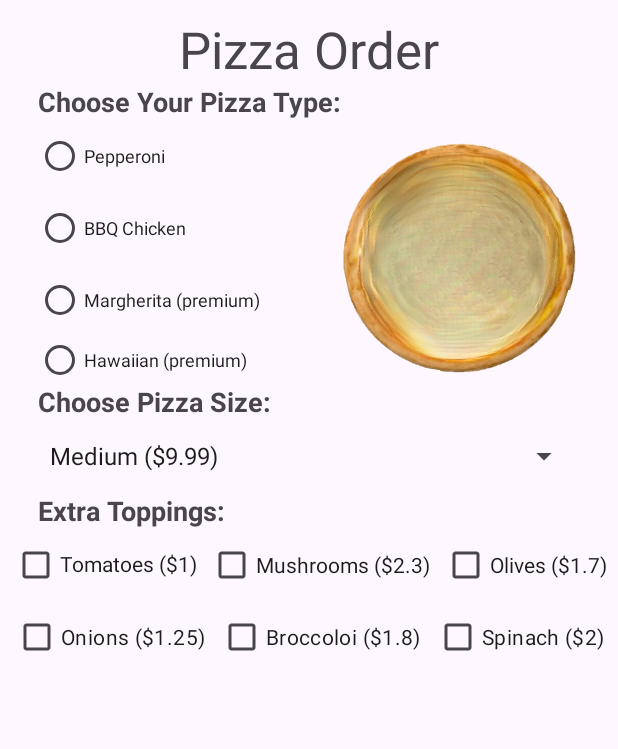
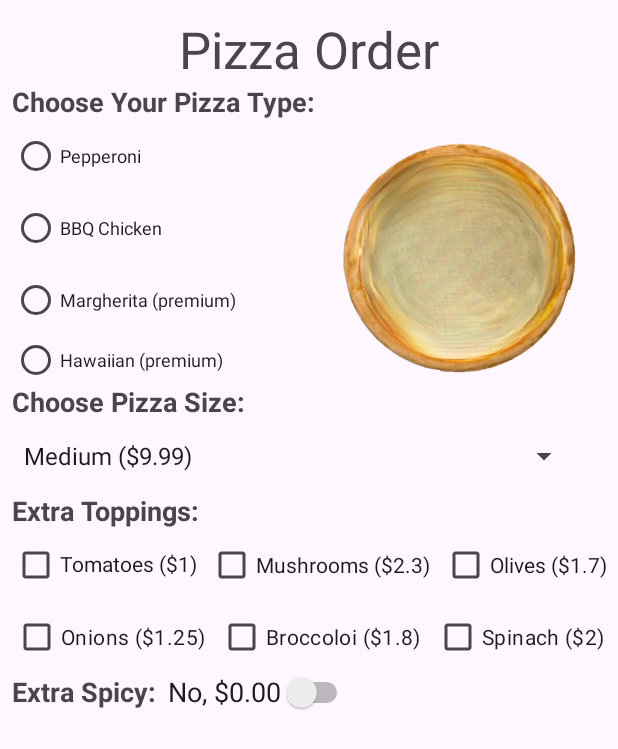
Before and after one commit to DallasLaComb/Pizza_Android_App, an Android app: the screen it shows after launch (MainActivity), on a phone screen of 412 x 824 dp. Shown: the top 749 px of the screen. Run offline under Robolectric (Android 15) with nearby library versions, the phone set to English and light mode, and no system bars.

Commit message:
Extra Spicy Switch Added

```diff
--- a/Homework2/app/src/main/res/layout/activity_main.xml
+++ b/Homework2/app/src/main/res/layout/activity_main.xml
@@ -22,7 +22,7 @@
         android:id="@+id/tv_choose_your_pizza_type"
         android:layout_width="wrap_content"
         android:layout_height="wrap_content"
-        android:layout_marginStart="25dp"
+        android:layout_marginStart="8dp"
         android:text="@string/choose_your_pizza_type"
         android:textAppearance="@style/TextAppearance.AppCompat.Medium"
         android:textStyle="bold"
@@ -33,7 +33,7 @@
         android:id="@+id/radioGroup"
         android:layout_width="200dp"
         android:layout_height="175dp"
-        android:layout_marginStart="24dp"
+        android:layout_marginStart="8dp"
         app:layout_constraintStart_toStartOf="parent"
         app:layout_constraintTop_toBottomOf="@+id/tv_choose_your_pizza_type">
 
@@ -89,7 +89,7 @@
         android:id="@+id/tv_choose_pizza_size"
         android:layout_width="wrap_content"
         android:layout_height="wrap_content"
-        android:layout_marginStart="25dp"
+        android:layout_marginStart="8dp"
         android:text="@string/choose_pizza_size"
         android:textAppearance="@style/TextAppearance.AppCompat.Medium"
         android:textStyle="bold"
@@ -100,7 +100,7 @@
         android:id="@+id/sp_choose_pizza_size"
         android:layout_width="0dp"
         android:layout_height="wrap_content"
-        android:layout_marginStart="25dp"
+        android:layout_marginStart="8dp"
         android:layout_marginEnd="25dp"
         android:minHeight="48dp"
         app:layout_constraintEnd_toEndOf="parent"
@@ -112,7 +112,7 @@
         android:id="@+id/tv_extra_toppings"
         android:layout_width="wrap_content"
         android:layout_height="wrap_content"
-        android:layout_marginStart="25dp"
+        android:layout_marginStart="8dp"
         android:text="@string/extra_toppings"
         android:textAppearance="@style/TextAppearance.AppCompat.Medium"
         android:textStyle="bold"
@@ -126,8 +126,7 @@
         android:includeFontPadding="false"
         android:text="Tomatoes ($1)"
         android:textAppearance="@style/TextAppearance.AppCompat.Small"
-        app:layout_constraintEnd_toStartOf="@+id/checkBox2"
-        app:layout_constraintStart_toStartOf="parent"
+        app:layout_constraintStart_toStartOf="@+id/tv_extra_toppings"
         app:layout_constraintTop_toBottomOf="@+id/tv_extra_toppings" />
 
     <CheckBox
@@ -177,4 +176,30 @@
         app:layout_constraintEnd_toEndOf="parent"
         app:layout_constraintStart_toEndOf="@+id/checkBox5" />
 
+    <TextView
+        android:id="@+id/tv_extra_spicy"
+        android:layout_width="wrap_content"
+        android:layout_height="wrap_content"
+        android:layout_marginStart="8dp"
+        android:layout_marginEnd="8dp"
+        android:text="@string/extra_spicy"
+        android:textAppearance="@style/TextAppearance.AppCompat.Medium"
+        android:textStyle="bold"
+        app:layout_constraintEnd_toStartOf="@+id/sw_extra_spicy"
+        app:layout_constraintHorizontal_bias="0.0"
+        app:layout_constraintStart_toStartOf="parent"
+        app:layout_constraintTop_toBottomOf="@+id/checkBox4" />
+
+    <Switch
+        android:id="@+id/sw_extra_spicy"
+        android:layout_width="wrap_content"
+        android:layout_height="wrap_content"
+        android:layout_marginStart="8dp"
+        android:minHeight="48dp"
+        android:text="No, $0.00"
+        android:textAppearance="@style/TextAppearance.AppCompat.Medium"
+        app:layout_constraintBottom_toBottomOf="@+id/tv_extra_spicy"
+        app:layout_constraintStart_toEndOf="@+id/tv_extra_spicy"
+        app:layout_constraintTop_toTopOf="@+id/tv_extra_spicy" />
+
 </androidx.constraintlayout.widget.ConstraintLayout>
--- a/Homework2/app/src/main/res/values/strings.xml
+++ b/Homework2/app/src/main/res/values/strings.xml
@@ -9,6 +9,7 @@
     <string name="default_pizza_image_view">default_pizza_image_view</string>
     <string name="choose_pizza_size">Choose Pizza Size:</string>
     <string name="extra_toppings">Extra Toppings:</string>
+    <string name="extra_spicy">Extra Spicy:</string>
 
     <string-array name="planets_array">
     <item>Mercury</item>
```
